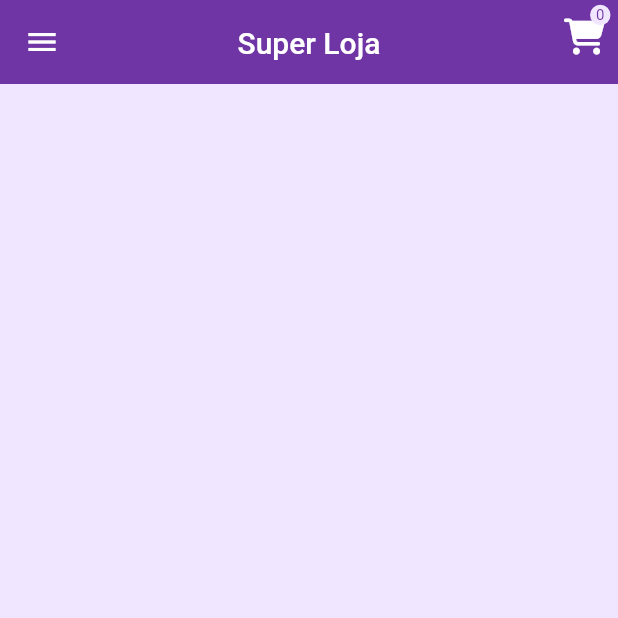
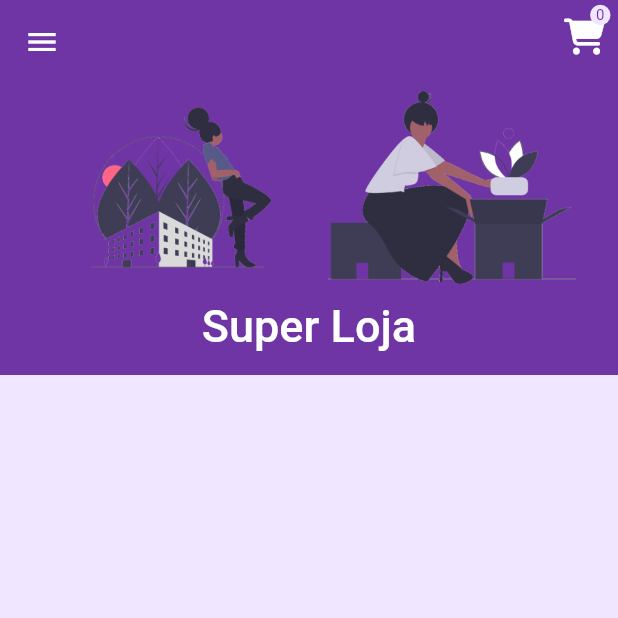
Before and after one commit to leandropnto/superloja, a Flutter app: the HomePage screen opened by its route, on a phone screen of 412 x 824 dp, the top half of it. Run offline on Flutter 3.47's test engine with Material 2 defaults, Android fonts, the light colour scheme and no system bars; our stand-ins replace bloc, carousel_pro, cloud_firestore, dartz, firebase_auth, firebase_storage and 11 more; missing offline and left inert: alphabet_list_scroll_view; accounts and stored records are empty; generated files the repository leaves out were written again.

Commit message:
ajuste layout da home

```diff
--- a/lib/presentation/pages/home/home_page.dart
+++ b/lib/presentation/pages/home/home_page.dart
@@ -24,10 +24,34 @@ class HomePage extends StatelessWidget {
           SliverAppBar(
             snap: true,
             floating: true,
+            pinned: true,
             elevation: 0,
-            flexibleSpace: const FlexibleSpaceBar(
-              title: Text('Super Loja'),
+            expandedHeight: 250,
+            flexibleSpace: FlexibleSpaceBar(
+              title: Text(
+                'Super Loja',
+                style: TextStyle(color: Colors.white),
+                textAlign: TextAlign.left,
+              ),
               centerTitle: true,
+              background: Container(
+                  margin: const EdgeInsets.all(8),
+                  alignment: Alignment.centerLeft,
+                  child: Row(
+                    mainAxisAlignment: MainAxisAlignment.spaceEvenly,
+                    children: <Widget>[
+                      Image.asset(
+                        "assets/images/designer.png",
+                        fit: BoxFit.fitHeight,
+                        height: 130,
+                      ),
+                      Image.asset(
+                        "assets/images/home_2.png",
+                        fit: BoxFit.fitHeight,
+                        height: 130,
+                      ),
+                    ],
+                  )),
             ),
             actions: <Widget>[
               CartButton(),
--- a/lib/presentation/pages/home/widgets/cart_button.dart
+++ b/lib/presentation/pages/home/widgets/cart_button.dart
@@ -27,7 +27,7 @@ class CartButton extends StatelessWidget {
                 ),
                 child: Text(
                   "${state.length}",
-                  style: TextStyle(color: kPrimaryColor, fontSize: 10),
+                  style: const TextStyle(color: kPrimaryColor, fontSize: 10),
                   textAlign: TextAlign.center,
                 )),
           )
```
Also changed, not shown: assets/images/designer.png (added), assets/images/home_2.png (added), 1 other file.
